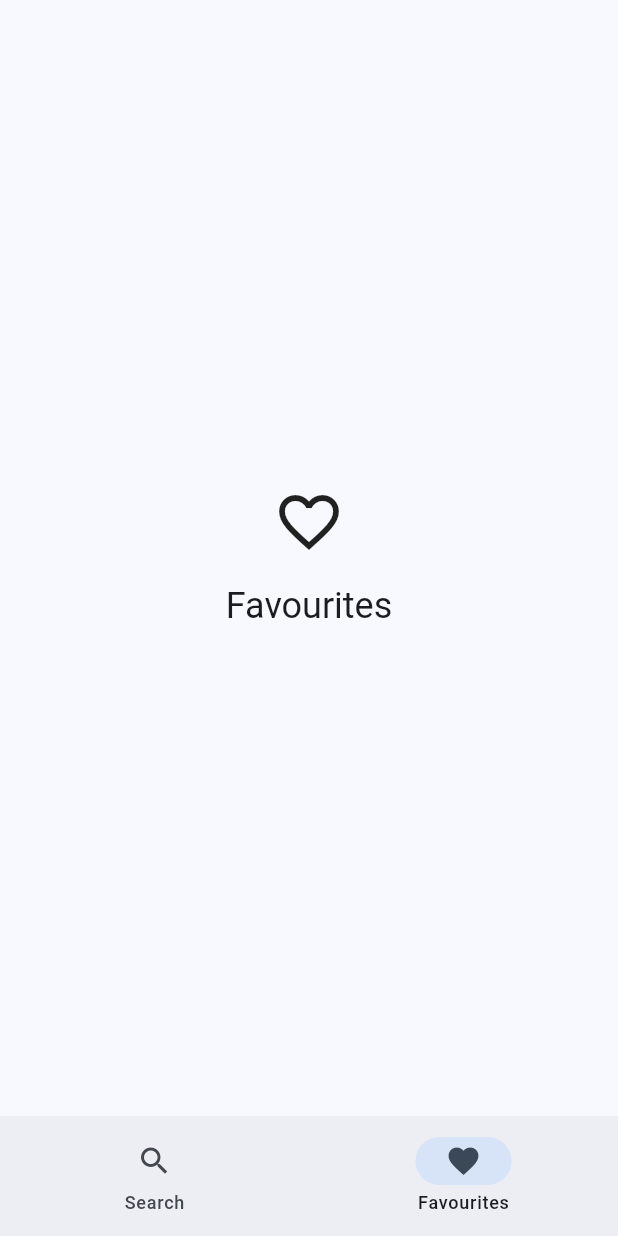
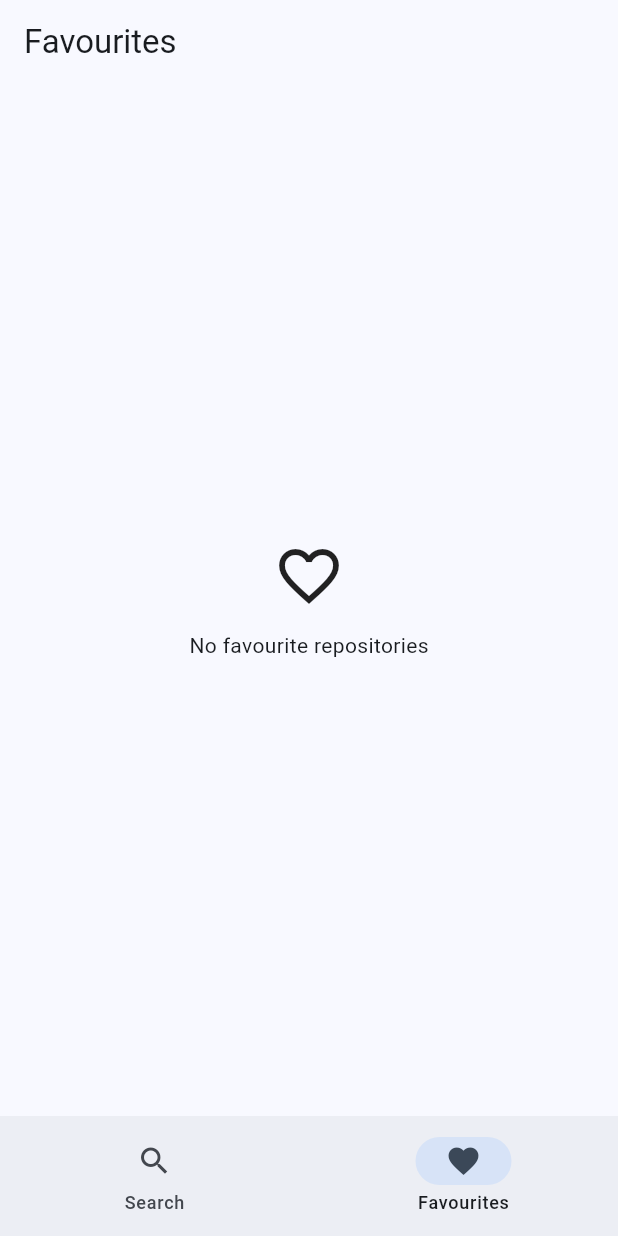
Before and after one commit to laknaremote-byte/github-repo-explorer, a Flutter app: the screen it shows after launch, item 2 of the bottom bar chosen, on a phone screen of 412 x 824 dp. Run offline on Flutter 3.47's test engine with Material 3 defaults, Android fonts, the phone set to English and light mode, and no system bars; our stand-ins replace dio, shared_preferences.

Commit message:
Add favourite repositories

```diff
--- /dev/null
+++ b/lib/providers/favourites_provider.dart
@@ -0,0 +1,46 @@
+import 'package:flutter/foundation.dart';
+
+import '../models/repository.dart';
+import '../services/local_storage_service.dart';
+
+class FavouritesProvider extends ChangeNotifier {
+  FavouritesProvider(this._storageService);
+
+  final LocalStorageService _storageService;
+
+  List<Repository> _favourites = [];
+  bool _isLoading = true;
+
+  List<Repository> get favourites => List.unmodifiable(_favourites);
+  bool get isLoading => _isLoading;
+
+  Future<void> loadFavourites() async {
+    _isLoading = true;
+    notifyListeners();
+
+    _favourites = await _storageService.loadFavourites();
+
+    _isLoading = false;
+    notifyListeners();
+  }
+
+  bool isFavourite(Repository repository) {
+    return _favourites.any(
+      (item) => item.id == repository.id,
+    );
+  }
+
+  Future<void> toggleFavourite(Repository repository) async {
+    if (isFavourite(repository)) {
+      _favourites.removeWhere(
+        (item) => item.id == repository.id,
+      );
+    } else {
+      _favourites.add(repository);
+    }
+
+    notifyListeners();
+
+    await _storageService.saveFavourites(_favourites);
+  }
+}
--- /dev/null
+++ b/lib/screens/favourites_screen.dart
@@ -0,0 +1,55 @@
+import 'package:flutter/material.dart';
+import 'package:provider/provider.dart';
+
+import '../providers/favourites_provider.dart';
+import '../widgets/repository_card.dart';
+
+class FavouritesScreen extends StatelessWidget {
+  const FavouritesScreen({super.key});
+
+  @override
+  Widget build(BuildContext context) {
+    return Scaffold(
+      appBar: AppBar(
+        title: const Text('Favourites'),
+      ),
+      body: Consumer<FavouritesProvider>(
+        builder: (context, provider, child) {
+          if (provider.isLoading) {
+            return const Center(
+              child: CircularProgressIndicator(),
+            );
+          }
+
+          if (provider.favourites.isEmpty) {
+            return const Center(
+              child: Column(
+                mainAxisAlignment: MainAxisAlignment.center,
+                children: [
+                  Icon(
+                    Icons.favorite_border,
+                    size: 48,
+                  ),
+                  SizedBox(height: 12),
+                  Text('No favourite repositories'),
+                ],
+              ),
+            );
+          }
+
+          return ListView.builder(
+            padding: const EdgeInsets.all(16),
+            itemCount: provider.favourites.length,
+            itemBuilder: (context, index) {
+              final repository = provider.favourites[index];
+
+              return RepositoryCard(
+                repository: repository,
+              );
+            },
+          );
+        },
+      ),
+    );
+  }
+}
--- a/lib/screens/home_screen.dart
+++ b/lib/screens/home_screen.dart
@@ -1,4 +1,5 @@
 import 'package:flutter/material.dart';
+import 'package:github_repo_explorer/screens/favourites_screen.dart';
 import 'package:github_repo_explorer/screens/search_screen.dart';
 
 class HomeScreen extends StatefulWidget {
@@ -13,10 +14,7 @@ class _HomeScreenState extends State<HomeScreen> {
 
   final List<Widget> _screens = const [
     SearchScreen(),
-    _PlaceholderScreen(
-      title: 'Favourites',
-      icon: Icons.favorite_border,
-    ),
+    FavouritesScreen(),
   ];
 
   @override
@@ -48,33 +46,3 @@ class _HomeScreenState extends State<HomeScreen> {
     );
   }
 }
-
-class _PlaceholderScreen extends StatelessWidget {
-  const _PlaceholderScreen({
-    required this.title,
-    required this.icon,
-  });
-
-  final String title;
-  final IconData icon;
-
-  @override
-  Widget build(BuildContext context) {
-    return Center(
-      child: Column(
-        mainAxisAlignment: MainAxisAlignment.center,
-        children: [
-          Icon(
-            icon,
-            size: 48,
-          ),
-          const SizedBox(height: 16),
-          Text(
-            title,
-            style: Theme.of(context).textTheme.headlineSmall,
-          ),
-        ],
-      ),
-    );
-  }
-}
```
Also changed, not shown: lib/main.dart (+7 -0 lines), lib/screens/repository_detail_screen.dart (+24 -0 lines), lib/services/local_storage_service.dart (added, +44 -0 lines).
